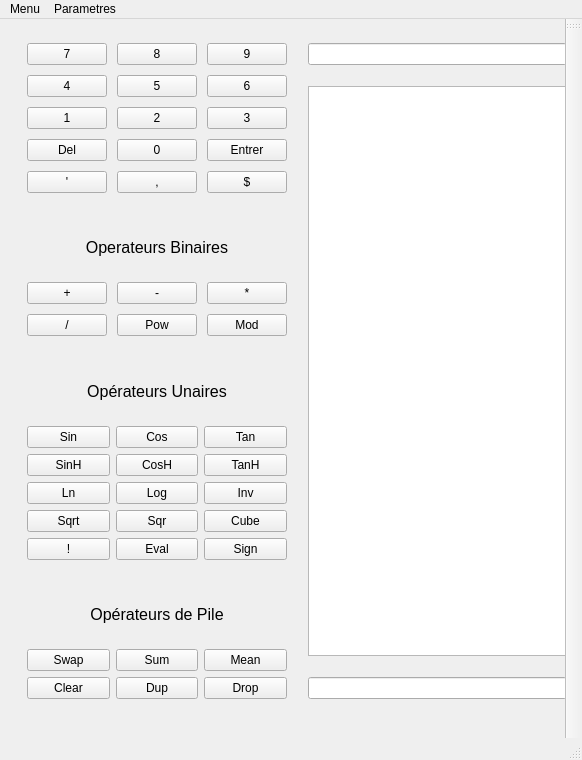
Before: the Qt Designer form Calculatrice/mainwindow.ui in JMTozzini/LO21Projet, drawn with Qt 5.
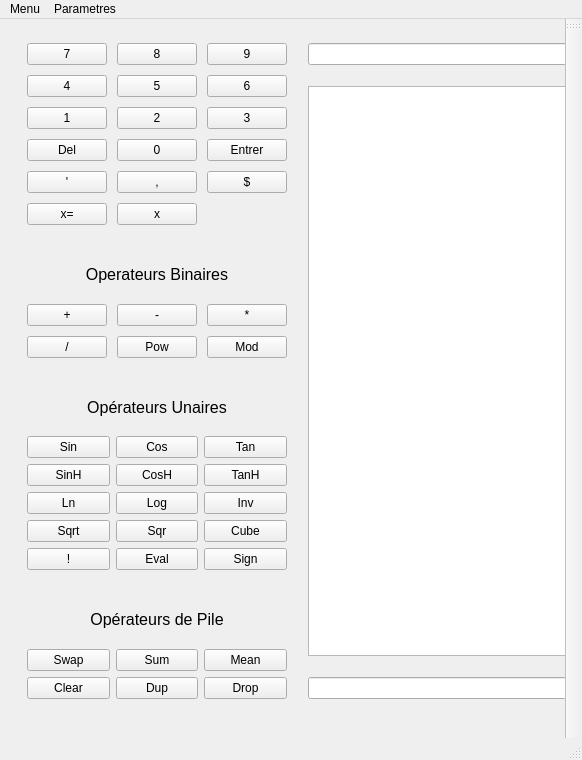
After: the same form once the commit is applied.

```diff
--- a/Calculatrice/mainwindow.ui
+++ b/Calculatrice/mainwindow.ui
@@ -193,6 +193,20 @@
            </property>
           </widget>
          </item>
+         <item row="7" column="0">
+          <widget class="QPushButton" name="xEgal">
+           <property name="text">
+            <string>x=</string>
+           </property>
+          </widget>
+         </item>
+         <item row="7" column="1">
+          <widget class="QPushButton" name="x">
+           <property name="text">
+            <string>x</string>
+           </property>
+          </widget>
+         </item>
         </layout>
        </item>
        <item>
```
Left out of the diff: 6 changed lines with no effect on the pictures.
